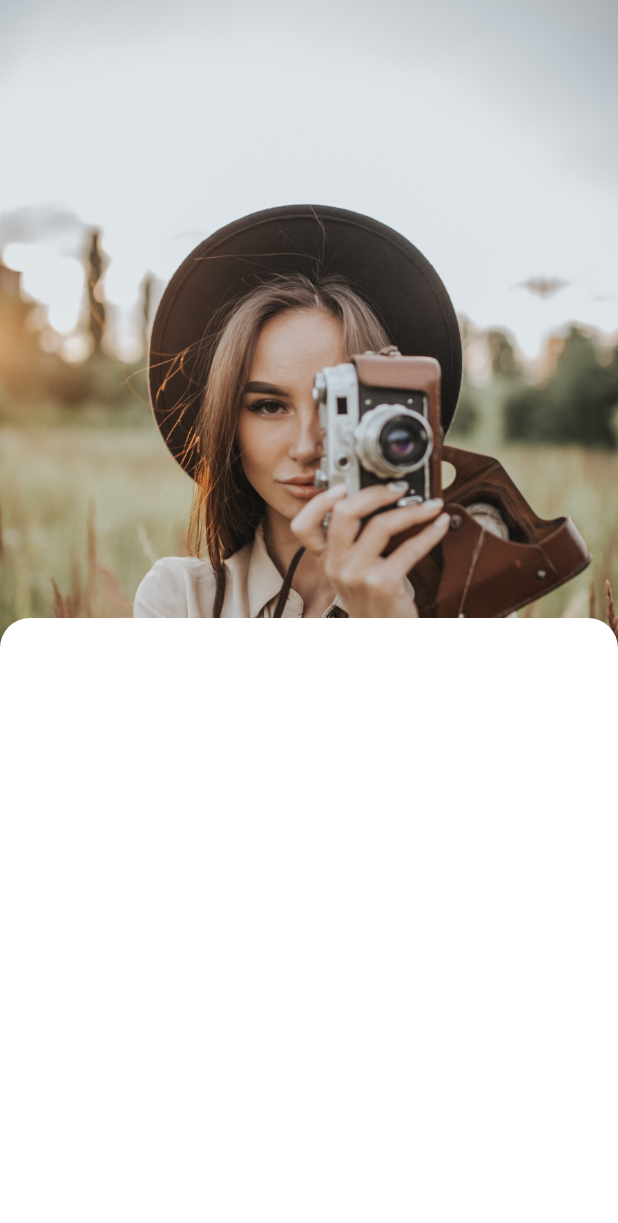
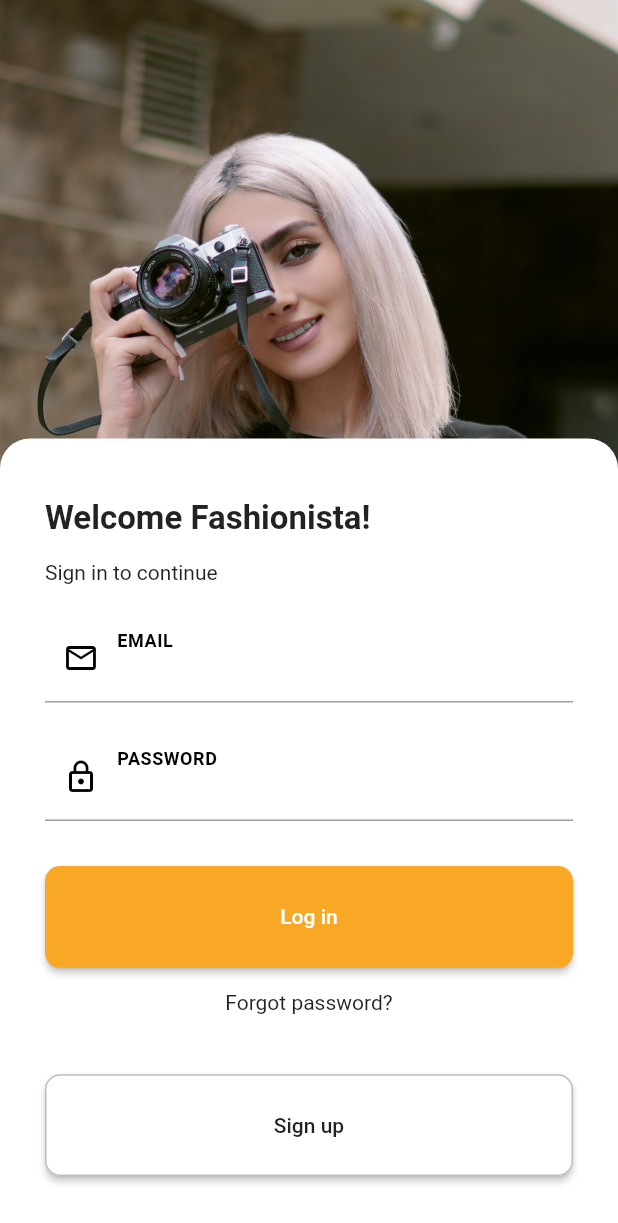
Before and after one commit to jakubjaniec/flutter-auth, a Flutter app: the screen it shows after launch, on a phone screen of 412 x 824 dp. Shown: the top 1223 px of the screen. Run offline on Flutter 3.47's test engine with Material 2 defaults, Android fonts, the phone set to English and light mode, and no system bars; our stand-ins replace device_preview, firebase_core; accounts and stored records are empty.

Commit message:
Build UI for login screen

```diff
--- a/lib/app.dart
+++ b/lib/app.dart
@@ -1,6 +1,6 @@
 import 'package:flutter/material.dart';
-import 'package:flutter_auth/ui/views/home.dart';
 import 'package:device_preview/device_preview.dart';
+import 'package:flutter_auth/ui/views/login.dart';
 
 class App extends StatelessWidget {
   @override
@@ -8,7 +8,7 @@ class App extends StatelessWidget {
     return MaterialApp(
       locale: DevicePreview.locale(context),
       builder: DevicePreview.appBuilder,
-      home: HomeScreen(),
+      home: LoginScreen(),
     );
   }
 }
--- a/lib/ui/views/home.dart
+++ b/lib/ui/views/home.dart
@@ -5,26 +5,8 @@ class HomeScreen extends StatelessWidget {
   Widget build(BuildContext context) {
     return Scaffold(
       body: Container(
-        child: Stack(
-          children: [
-            Image.asset(
-              'assets/images/bg-img1.jpg',
-              fit: BoxFit.cover,
-            ),
-            Align(
-              alignment: Alignment.bottomCenter,
-              child: Container(
-                height: MediaQuery.of(context).size.height / 2,
-                decoration: BoxDecoration(
-                  color: Colors.white,
-                  borderRadius: BorderRadius.only(
-                    topLeft: Radius.circular(20),
-                    topRight: Radius.circular(20),
-                  ),
-                ),
-              ),
-            ),
-          ],
+        child: Center(
+          child: Text('hello'),
         ),
       ),
     );
--- /dev/null
+++ b/lib/ui/views/login.dart
@@ -0,0 +1,127 @@
+import 'package:flutter/material.dart';
+
+class LoginScreen extends StatelessWidget {
+  @override
+  Widget build(BuildContext context) {
+    return Scaffold(
+      body: Container(
+        child: Stack(
+          children: [
+            Image.asset(
+              'assets/images/bg-img1.jpg',
+              fit: BoxFit.cover,
+              height: MediaQuery.of(context).size.height,
+            ),
+            Align(
+              alignment: Alignment.bottomCenter,
+              child: Container(
+                padding: EdgeInsets.only(
+                  left: 30.0,
+                  right: 30.0,
+                  top: 40.0,
+                  bottom: 40.0,
+                ),
+                height: MediaQuery.of(context).size.height / 1.55,
+                decoration: BoxDecoration(
+                  color: Colors.white,
+                  borderRadius: BorderRadius.only(
+                    topLeft: Radius.circular(20),
+                    topRight: Radius.circular(20),
+                  ),
+                ),
+                child: Column(
+                  crossAxisAlignment: CrossAxisAlignment.start,
+                  children: [
+                    Text('Welcome Fashionista!',
+                        style: TextStyle(
+                          fontWeight: FontWeight.w700,
+                          fontSize: 22.0,
+                        )),
+                    SizedBox(
+                      height: 15.0,
+                    ),
+                    Text('Sign in to continue'),
+                    SizedBox(
+                      height: 20.0,
+                    ),
+                    TextField(
+                      decoration: InputDecoration(
+                        prefixIcon: Icon(
+                          Icons.mail_outline,
+                          color: Colors.black,
+                        ),
+                        labelText: 'EMAIL',
+                        labelStyle: TextStyle(
+                          color: Colors.black,
+                          fontWeight: FontWeight.w700,
+                          letterSpacing: 0.5,
+                        ),
+                        // hintText: 'example@gmail.com',
+                        floatingLabelBehavior: FloatingLabelBehavior.always,
+                        // alignLabelWithHint: false,
+                      ),
+                    ),
+                    SizedBox(height: 20.0),
+                    TextField(
+                      obscureText: true,
+                      decoration: InputDecoration(
+                        prefixIcon: Icon(
+                          Icons.lock_outline,
+                          color: Colors.black,
+                        ),
+                        labelText: 'PASSWORD',
+                        labelStyle: TextStyle(
+                          color: Colors.black,
+                          fontWeight: FontWeight.w700,
+                          letterSpacing: 0.5,
+                        ),
+                        floatingLabelBehavior: FloatingLabelBehavior.always,
+                        // alignLabelWithHint: false,
+                      ),
+                    ),
+                    SizedBox(height: 30.0),
+                    Expanded(
+                      child: Column(
+                        // mainAxisAlignment: MainAxisAlignment.spaceEvenly,
+                        crossAxisAlignment: CrossAxisAlignment.stretch,
+                        children: [
+                          Expanded(
+                            child: RaisedButton(
+                              onPressed: () {},
+                              child: Text('Log in'),
+                              color: Colors.yellow[800],
+                              textColor: Colors.white,
+                              shape: RoundedRectangleBorder(
+                                borderRadius: BorderRadius.circular(10.0),
+                              ),
+                            ),
+                          ),
+                          SizedBox(height: 15.0),
+                          Center(child: Text('Forgot password?')),
+                          SizedBox(height: 40.0),
+                          Expanded(
+                            child: RaisedButton(
+                              onPressed: () {},
+                              color: Colors.white,
+                              child: Text('Sign up'),
+                              shape: RoundedRectangleBorder(
+                                borderRadius: BorderRadius.circular(10.0),
+                                side: BorderSide(
+                                  color: Colors.grey[400],
+                                ),
+                              ),
+                            ),
+                          ),
+                        ],
+                      ),
+                    ),
+                  ],
+                ),
+              ),
+            ),
+          ],
+        ),
+      ),
+    );
+  }
+}
--- a/pubspec.yaml
+++ b/pubspec.yaml
@@ -45,9 +45,9 @@ flutter:
   # To add assets to your application, add an assets section, like this:
   assets:
     - assets/images/bg-img1.jpg
-    - assets/images/bg-img2.jpg
-    - assets/images/bg-img3.jpg
-    - assets/images/bg-img4.jpg
+    # - assets/images/bg-img2.jpg
+    # - assets/images/bg-img3.jpg
+    # - assets/images/bg-img4.jpg
   #   - images/a_dot_ham.jpeg
   # An image asset can refer to one or more resolution-specific "variants", see
   # https://flutter.dev/assets-and-images/#resolution-aware.
```
Also changed, not shown: assets/images/bg-img1.jpg, assets/images/bg-img2.jpg (deleted), assets/images/bg-img3.jpg (deleted), assets/images/bg-img4.jpg (deleted), lib/ui/views/register.dart (added).
